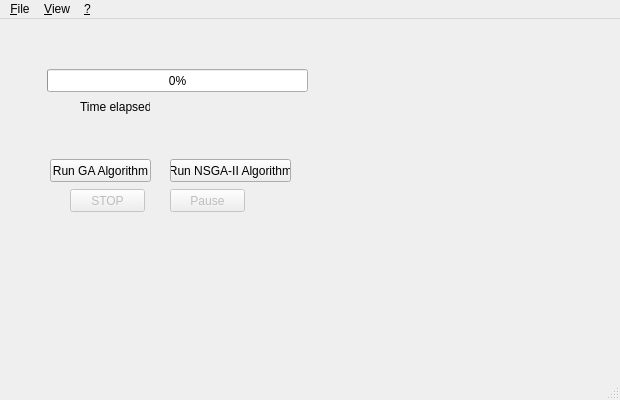
First picture: the form in GUIGeneticAlgorithms/gui/mainwindow.ui, repository KeRNeLith/Single-Multi-Objective-Genetic-Algorithm, before the edit.
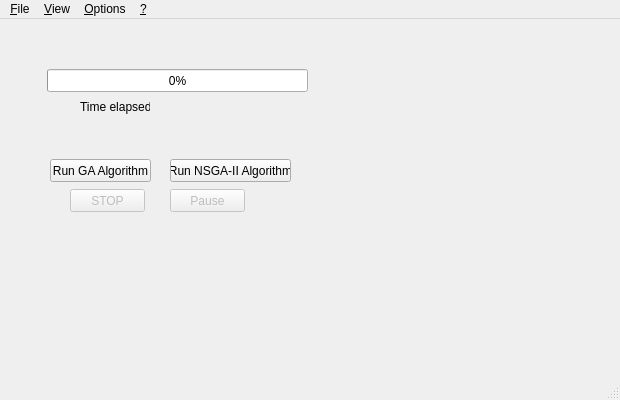
Second picture: the form after the edit.

Diff of the .ui file:
```diff
--- a/GUIGeneticAlgorithms/gui/mainwindow.ui
+++ b/GUIGeneticAlgorithms/gui/mainwindow.ui
@@ -154,8 +154,15 @@
     </widget>
     <addaction name="menuDock_Widget"/>
    </widget>
+   <widget class="QMenu" name="menu_Options">
+    <property name="title">
+     <string>&amp;Options</string>
+    </property>
+    <addaction name="action_Register_Graphs"/>
+   </widget>
    <addaction name="menu_File"/>
    <addaction name="menu_Display"/>
+   <addaction name="menu_Options"/>
    <addaction name="menu"/>
   </widget>
   <widget class="QStatusBar" name="statusBar"/>
```
Left out of the diff: 11 changed lines with no effect on the pictures.
